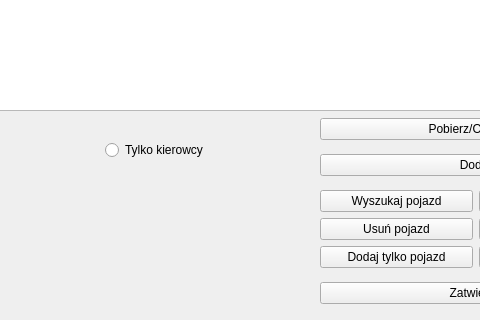
The window that przegladarkiRozlaczne/kierowcypojazdy.ui (margap1998/Bazy-danych-taxi) describes before a commit, drawn with Qt 5; both pictures show x 360 to 840 and y 280 to 600 of the 1000 by 600 pixel window.
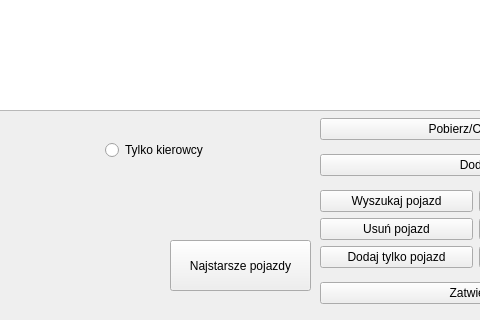
The same window after the commit.

```diff
--- a/przegladarkiRozlaczne/kierowcypojazdy.ui
+++ b/przegladarkiRozlaczne/kierowcypojazdy.ui
@@ -170,6 +170,19 @@
     </item>
    </layout>
   </widget>
+  <widget class="QPushButton" name="stareAuta">
+   <property name="geometry">
+    <rect>
+     <x>530</x>
+     <y>520</y>
+     <width>141</width>
+     <height>51</height>
+    </rect>
+   </property>
+   <property name="text">
+    <string>Najstarsze pojazdy</string>
+   </property>
+  </widget>
  </widget>
  <resources/>
  <connections/>
```
